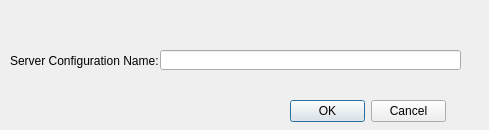
Above: newdialog.ui from sevren/DST-ServerManager before the change. Below: the same form after it.
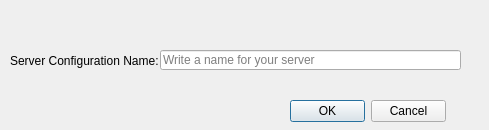
That is the form after the change.

```diff
--- a/newdialog.ui
+++ b/newdialog.ui
@@ -44,6 +44,9 @@
      <height>20</height>
     </rect>
    </property>
+   <property name="placeholderText">
+    <string>Write a name for your server</string>
+   </property>
   </widget>
   <widget class="QDialogButtonBox" name="buttonBox">
    <property name="geometry">
```
Left out of the diff: 5 changed lines with no effect on the pictures.
